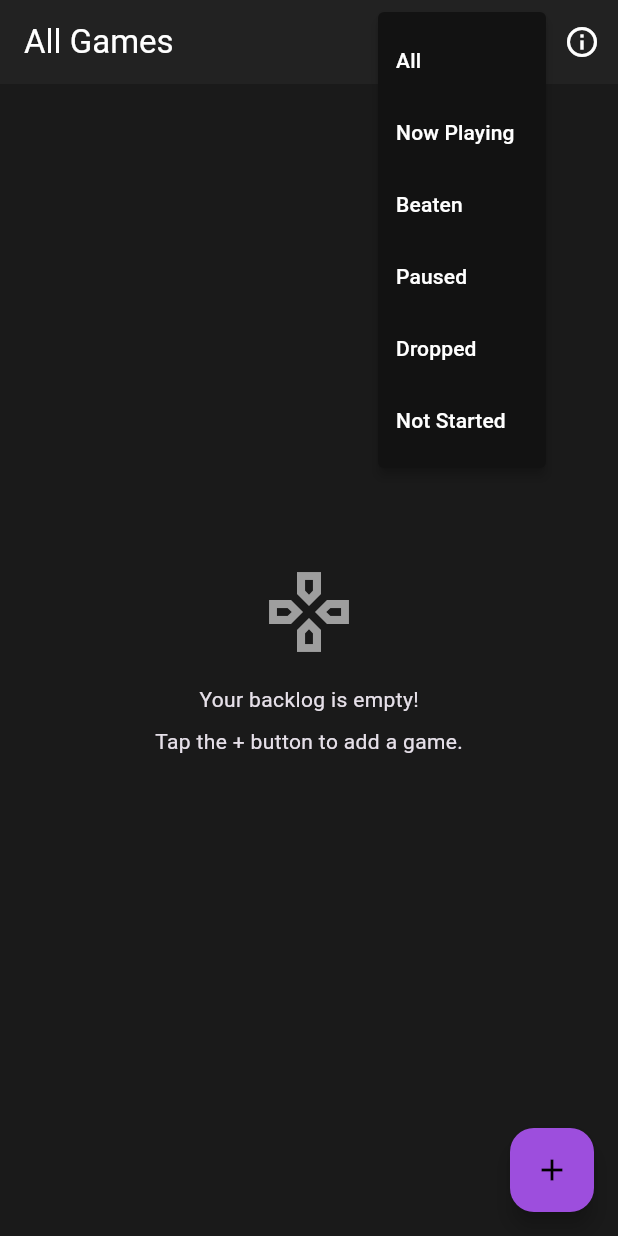
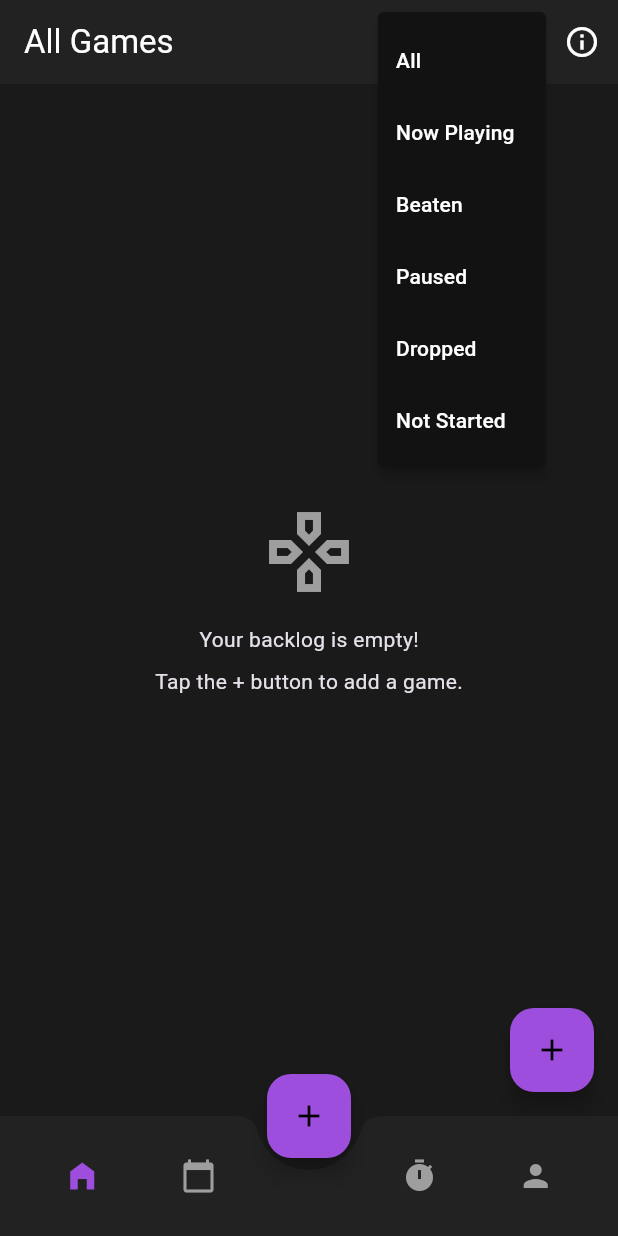
Before and after one commit to Morningknight/gamelog, a Flutter app: the screen it shows after launch, after a tap on the "filter list" icon, on a phone screen of 412 x 824 dp. Run offline on Flutter 3.47's test engine with Material 3 defaults, Android fonts, the phone set to English and light mode, and no system bars; our stand-ins replace flutter_riverpod, hive, hive_flutter; accounts and stored records are empty.

Commit message:
Feat: Restructure app with BottomNavigationBar and MainScreen

```diff
--- a/lib/main.dart
+++ b/lib/main.dart
@@ -1,10 +1,7 @@
 import 'package:flutter/material.dart';
 import 'package:flutter_riverpod/flutter_riverpod.dart';
 import 'package:gamelog/models/game.dart';
-import 'package:gamelog/providers/game_provider.dart';
-import 'package:gamelog/screens/about_screen.dart'; // <-- Added import
-import 'package:gamelog/screens/add_edit_game_screen.dart';
-import 'package:gamelog/widgets/game_list_view.dart';
+import 'package:gamelog/screens/main_screen.dart';
 import 'package:hive_flutter/hive_flutter.dart';
 
 void main() async {
@@ -38,86 +35,15 @@
           onPrimary: Colors.white,
           surface: const Color(0xFF2C2C2C),
         ),
+        // --- THIS IS THE CORRECTED LINE ---
+        bottomAppBarTheme: const BottomAppBarThemeData(
+          color: Color(0xFF222222),
+          elevation: 0,
+        ),
+        // --- END OF CORRECTION ---
       ),
       debugShowCheckedModeBanner: false,
-      home: const HomeScreen(),
+      home: const MainScreen(),
     );
   }
 }
-
-class HomeScreen extends ConsumerWidget {
-  const HomeScreen({super.key});
-
-  // A helper function to convert the enum to a display-friendly string
-  String _filterTitle(GameFilter filter) {
-    switch (filter) {
-      case GameFilter.nowPlaying:
-        return 'Now Playing';
-      case GameFilter.beaten:
-        return 'Beaten';
-      case GameFilter.notStarted:
-        return 'Not Started';
-      case GameFilter.paused:
-        return 'Paused';
-      case GameFilter.dropped:
-        return 'Dropped';
-      case GameFilter.all:
-        return 'All Games';
-    }
-  }
-
-  @override
-  Widget build(BuildContext context, WidgetRef ref) {
-    // We watch gameProvider. It now provides the filtered list automatically.
-    final List<Game> games = ref.watch(gameProvider);
-    // We also watch the filter provider to display the current filter title.
-    final currentFilter = ref.watch(gameFilterProvider);
-
-    return Scaffold(
-      appBar: AppBar(
-        // Show the current filter in the title
-        title: Text(_filterTitle(currentFilter)),
-        actions: [
-          // Filter Button
-          PopupMenuButton<GameFilter>(
-            icon: const Icon(Icons.filter_list),
-            onSelected: (filter) {
-              // When a user selects a filter, we update the filter provider's state.
-              ref.read(gameFilterProvider.notifier).state = filter;
-            },
-            itemBuilder: (BuildContext context) => <PopupMenuEntry<GameFilter>>[
-              const PopupMenuItem(value: GameFilter.all, child: Text('All')),
-              const PopupMenuItem(value: GameFilter.nowPlaying, child: Text('Now Playing')),
-              const PopupMenuItem(value: GameFilter.beaten, child: Text('Beaten')),
-              const PopupMenuItem(value: GameFilter.paused, child: Text('Paused')),
-              const PopupMenuItem(value: GameFilter.dropped, child: Text('Dropped')),
-              const PopupMenuItem(value: GameFilter.notStarted, child: Text('Not Started')),
-            ],
-          ),
-
-          // --- THIS IS THE NEWLY ADDED BUTTON ---
-          IconButton(
-            icon: const Icon(Icons.info_outline),
-            onPressed: () {
-              Navigator.of(context).push(
-                MaterialPageRoute(builder: (ctx) => const AboutScreen()),
-              );
-            },
-          ),
-          // --- END OF NEW BUTTON ---
-        ],
-      ),
-      body: GameListView(games: games),
-      floatingActionButton: FloatingActionButton(
-        onPressed: () {
-          Navigator.of(context).push(
-            MaterialPageRoute(
-              builder: (ctx) => const AddEditGameScreen(),
-            ),
-          );
-        },
-        child: const Icon(Icons.add),
-      ),
-    );
-  }
-}
--- a/lib/screens/about_screen.dart
+++ b/lib/screens/about_screen.dart
@@ -11,8 +11,6 @@ class AboutScreen extends StatelessWidget {
   Future<void> _launchUrl(String urlString) async {
     final Uri url = Uri.parse(urlString);
     if (!await launchUrl(url, mode: LaunchMode.externalApplication)) {
-      // Optional: Show an error to the user if the URL can't be launched.
-      print('Could not launch $urlString');
     }
   }
 
--- /dev/null
+++ b/lib/screens/home_screen.dart
@@ -0,0 +1,79 @@
+import 'package:flutter/material.dart';
+import 'package:flutter_riverpod/flutter_riverpod.dart';
+import 'package:gamelog/models/game.dart';
+import 'package:gamelog/providers/game_provider.dart';
+import 'package:gamelog/screens/about_screen.dart';
+import 'package:gamelog/screens/add_edit_game_screen.dart';
+import 'package:gamelog/widgets/game_list_view.dart';
+
+class HomeScreen extends ConsumerWidget {
+  const HomeScreen({super.key});
+
+  String _filterTitle(GameFilter filter) {
+    switch (filter) {
+      case GameFilter.nowPlaying:
+        return 'Now Playing';
+      case GameFilter.beaten:
+        return 'Beaten';
+      case GameFilter.notStarted:
+        return 'Not Started';
+      case GameFilter.paused:
+        return 'Paused';
+      case GameFilter.dropped:
+        return 'Dropped';
+      case GameFilter.all:
+        return 'All Games';
+    }
+  }
+
+  @override
+  Widget build(BuildContext context, WidgetRef ref) {
+    final List<Game> games = ref.watch(gameProvider);
+    final currentFilter = ref.watch(gameFilterProvider);
+
+    // Note: The Scaffold and FAB have been removed from here.
+    // They are now managed by the MainScreen.
+    return Scaffold(
+      appBar: AppBar(
+        title: Text(_filterTitle(currentFilter)),
+        actions: [
+          PopupMenuButton<GameFilter>(
+            icon: const Icon(Icons.filter_list),
+            onSelected: (filter) {
+              ref.read(gameFilterProvider.notifier).state = filter;
+            },
+            itemBuilder: (BuildContext context) => <PopupMenuEntry<GameFilter>>[
+              const PopupMenuItem(value: GameFilter.all, child: Text('All')),
+              const PopupMenuItem(value: GameFilter.nowPlaying, child: Text('Now Playing')),
+              const PopupMenuItem(value: GameFilter.beaten, child: Text('Beaten')),
+              const PopupMenuItem(value: GameFilter.paused, child: Text('Paused')),
+              const PopupMenuItem(value: GameFilter.dropped, child: Text('Dropped')),
+              const PopupMenuItem(value: GameFilter.notStarted, child: Text('Not Started')),
+            ],
+          ),
+          IconButton(
+            icon: const Icon(Icons.info_outline),
+            onPressed: () {
+              Navigator.of(context).push(
+                MaterialPageRoute(builder: (ctx) => const AboutScreen()),
+              );
+            },
+          ),
+        ],
+      ),
+      body: GameListView(games: games),
+      // IMPORTANT: We need to add our own FAB here that navigates to the add screen.
+      // The one in MainScreen is just for visual structure.
+      floatingActionButton: FloatingActionButton(
+        onPressed: () {
+          Navigator.of(context).push(
+            MaterialPageRoute(
+              builder: (ctx) => const AddEditGameScreen(),
+            ),
+          );
+        },
+        child: const Icon(Icons.add),
+      ),
+    );
+  }
+}
--- /dev/null
+++ b/lib/screens/main_screen.dart
@@ -0,0 +1,72 @@
+import 'package:flutter/material.dart';
+import 'package:flutter_riverpod/flutter_riverpod.dart';
+import 'package:gamelog/screens/home_screen.dart'; // We will create this file next
+
+// A simple provider to hold the state of the selected tab index.
+final mainScreenIndexProvider = StateProvider<int>((ref) => 0);
+
+class MainScreen extends ConsumerWidget {
+  const MainScreen({super.key});
+
+  @override
+  Widget build(BuildContext context, WidgetRef ref) {
+    // Watch the provider to get the current index.
+    final selectedIndex = ref.watch(mainScreenIndexProvider);
+
+    // List of the main screens in our app.
+    final List<Widget> screens = [
+      const HomeScreen(),
+      // TODO: Add other screens like Calendar, Focus, Profile here
+      Container(color: Colors.blue, child: const Center(child: Text('Calendar'))), // Placeholder
+      Container(color: Colors.green, child: const Center(child: Text('Focus'))), // Placeholder
+      Container(color: Colors.red, child: const Center(child: Text('Profile'))), // Placeholder
+    ];
+
+    // The FloatingActionButton is now part of the main screen structure
+    final fab = FloatingActionButton(
+      onPressed: () {
+        // TODO: This should navigate to the AddEditGameScreen
+        print('FAB Pressed!');
+      },
+      child: const Icon(Icons.add),
+    );
+
+    return Scaffold(
+      // The body changes based on the selected index from the bottom bar.
+      body: screens[selectedIndex],
+
+      floatingActionButton: fab,
+      floatingActionButtonLocation: FloatingActionButtonLocation.centerDocked,
+
+      bottomNavigationBar: BottomAppBar(
+        shape: const CircularNotchedRectangle(), // Creates the "dock" for the FAB
+        notchMargin: 8.0,
+        child: Row(
+          mainAxisAlignment: MainAxisAlignment.spaceAround,
+          children: <Widget>[
+            _buildNavItem(context, ref, icon: Icons.home_filled, index: 0, label: 'Index'),
+            _buildNavItem(context, ref, icon: Icons.calendar_today, index: 1, label: 'Calendar'),
+            const SizedBox(width: 40), // The space for the FAB
+            _buildNavItem(context, ref, icon: Icons.timer, index: 2, label: 'Focus'),
+            _buildNavItem(context, ref, icon: Icons.person, index: 3, label: 'Profile'),
+          ],
+        ),
+      ),
+    );
+  }
+
+  // Helper method to build each navigation item to avoid code repetition.
+  Widget _buildNavItem(BuildContext context, WidgetRef ref, {required IconData icon, required int index, required String label}) {
+    final isSelected = ref.watch(mainScreenIndexProvider) == index;
+    final color = isSelected ? Theme.of(context).colorScheme.primary : Colors.grey;
+
+    return IconButton(
+      icon: Icon(icon, color: color),
+      onPressed: () {
+        // When an item is tapped, update the state of the provider.
+        ref.read(mainScreenIndexProvider.notifier).state = index;
+      },
+      tooltip: label,
+    );
+  }
+}
```
